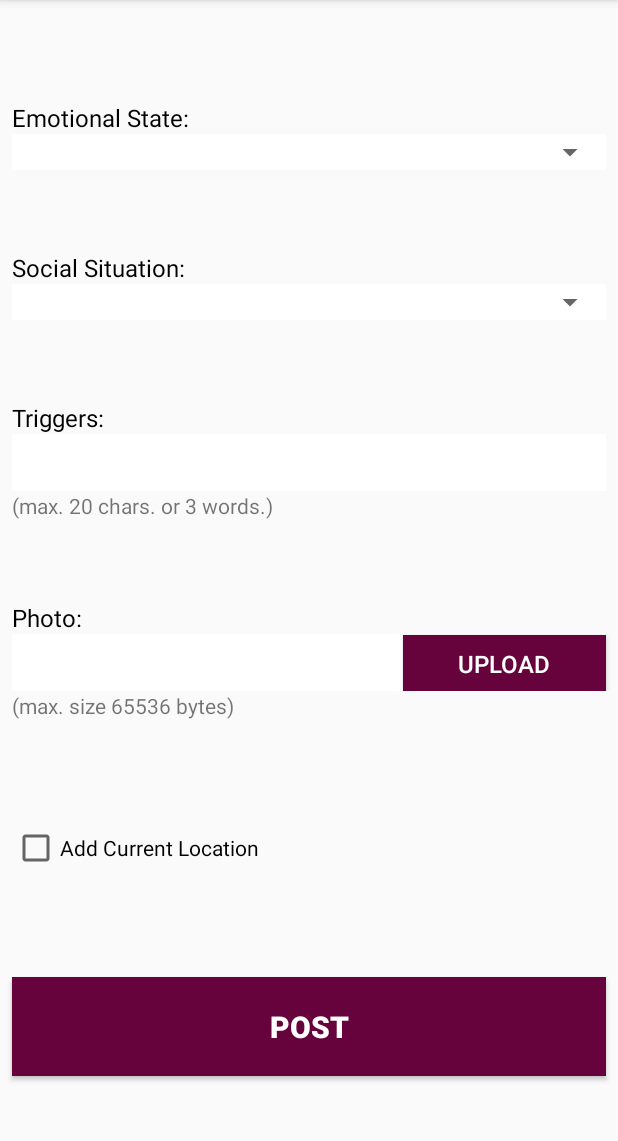
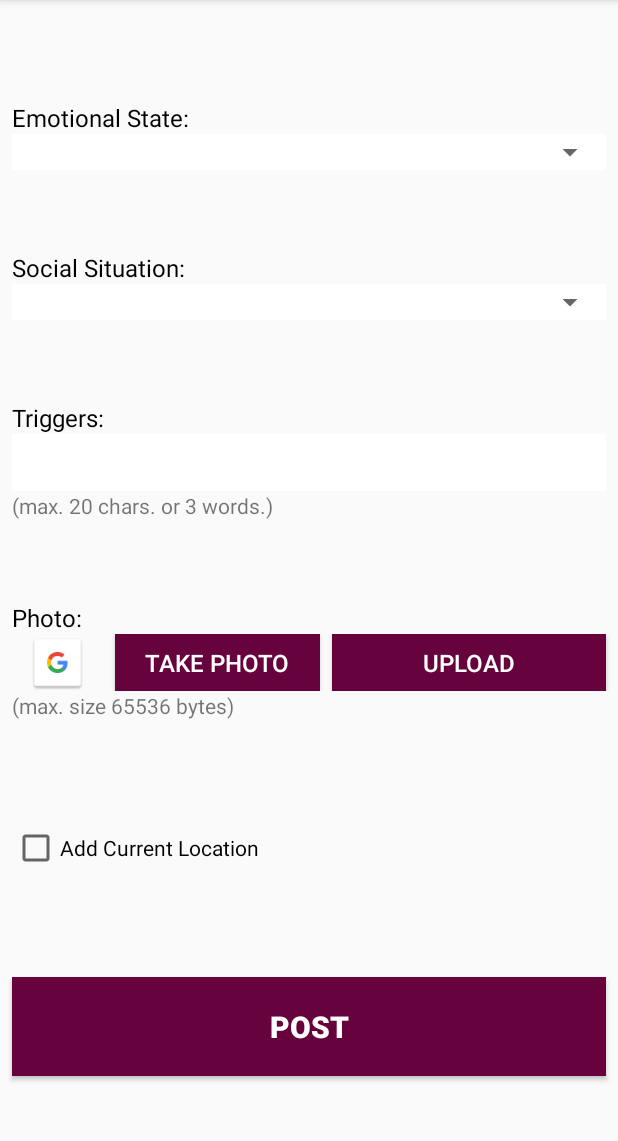
Before and after one commit to CMPUT301W17T22/MoodSwing, an Android app: the NewMoodEventActivity screen opened directly, with no data from a screen before it, after a tap on "UPLOAD", on a phone screen of 412 x 824 dp, the part 84-1225 px from its top. Run offline under Robolectric (Android 15) with nearby library versions, the phone set to English and light mode, and no system bars.

Commit message:
Beginnings of photo upload

```diff
--- a/app/src/main/AndroidManifest.xml
+++ b/app/src/main/AndroidManifest.xml
@@ -9,6 +9,7 @@
     -->
     <uses-permission android:name="android.permission.ACCESS_FINE_LOCATION" />
     <uses-permission android:name="android.permission.INTERNET" />
+    <uses-permission android:name="android.permission.WRITE_EXTERNAL_STORAGE" />
 
     <application
         android:allowBackup="true"
--- a/app/src/main/java/com/ualberta/cmput301w17t22/moodswing/NewMoodEventActivity.java
+++ b/app/src/main/java/com/ualberta/cmput301w17t22/moodswing/NewMoodEventActivity.java
@@ -4,9 +4,12 @@ import android.Manifest;
 import android.content.Context;
 import android.content.Intent;
 import android.content.pm.PackageManager;
+import android.database.Cursor;
+import android.graphics.BitmapFactory;
 import android.location.Location;
 import android.location.LocationListener;
 import android.location.LocationManager;
+import android.net.Uri;
 import android.provider.MediaStore;
 import android.support.v4.app.ActivityCompat;
 import android.support.v4.content.ContextCompat;
@@ -16,6 +19,7 @@ import android.view.View;
 import android.widget.Button;
 import android.widget.CheckBox;
 import android.widget.EditText;
+import android.widget.ImageView;
 import android.widget.Spinner;
 import android.widget.Toast;
 
@@ -26,17 +30,26 @@ import java.util.Date;
 import java.util.Objects;
 import java.util.regex.Pattern;
 
+import static android.R.attr.data;
+
 /**
  * Activity that lets user add a new mood event to their mood history.
  * Layout TODO:
  * Increase spinner height
+ *
+ * http://programmerguru.com/android-tutorial/how-to-pick-image-from-gallery/
+ * http://www.coderzheaven.com/2012/04/20/select-an-image-from-gallery-in-android-and-show-it-in-an-imageview/
  */
 
 public class NewMoodEventActivity extends AppCompatActivity {
     // need to add this view to moodswing application?
 
     // for camera
-    static final int REQUEST_IMAGE_CAPTURE = 1;
+    //static final int REQUEST_IMAGE_CAPTURE = 1;
+
+    // for photo selection
+    private static int RESULT_LOAD_IMG = 1;
+    String imgDecodableString;
 
     @Override
     protected void onCreate(Bundle savedInstanceState) {
@@ -51,21 +64,35 @@ public class NewMoodEventActivity extends AppCompatActivity {
 
         final Button newMoodEventPostButton = (Button) findViewById(R.id.newMoodEventPostButton);
         Button photoUploadButton = (Button) findViewById(R.id.photoUploadButton);
+        Button photoCaptureButton = (Button) findViewById(R.id.photoCaptureButton);
 
-        // use current date/time for MoodEvent
-        final Date moodDate = new Date();
+//        // use current date/time for MoodEvent
+//        final Date moodDate = new Date();
 
         // photo upload press. Need a real device to test this on
         // https://developer.android.com/training/camera/photobasics.html
         photoUploadButton.setOnClickListener(new View.OnClickListener(){
             @Override
             public void onClick(View v) {
+                // **Outdated for now
                 // take photo, need to check on real device
                 //dispatchTakePictureIntent();
+            uploadGalleryImage(v);
+
             }
         });
 
-        // Occurs when you press "Post" button. At the moment, just closes activity.
+        // on photo capture press. Will open the camera to take a picture
+        photoCaptureButton.setOnClickListener(new View.OnClickListener(){
+            @Override
+            public void onClick(View v) {
+
+            }
+        });
+
+
+
+        // Occurs when you press "Post" button
         newMoodEventPostButton.setOnClickListener(new View.OnClickListener() {
             @Override
             public void onClick(View v) {
@@ -132,17 +159,69 @@ public class NewMoodEventActivity extends AppCompatActivity {
         });
     }
 
+    // create and launch intent to view and select photo from gallery
+    public void uploadGalleryImage(View v){
+        Intent i = new Intent(Intent.ACTION_PICK,
+                android.provider.MediaStore.Images.Media.EXTERNAL_CONTENT_URI);
+        // Start the Intent
+        startActivityForResult(i, RESULT_LOAD_IMG);
+    }
+
+    // once user has selected a photo from gallery using Upload button
+    // currently not working
+    @Override
+    protected void onActivityResult(int requestCode, int resultCode, Intent data) {
+        super.onActivityResult(requestCode, resultCode, data);
+        try {
+            // When an Image is picked
+            if (requestCode == RESULT_LOAD_IMG && resultCode == RESULT_OK
+                    && null != data) {
+                // Get the Image from data
+
+                Uri selectedImage = data.getData();
+                String[] filePathColumn = { MediaStore.Images.Media.DATA };
+
+                // Get the cursor
+                // this doesn't work
+                Cursor cursor = getContentResolver().query(selectedImage,
+                        filePathColumn, null, null, null);
+
+                // Move to first row
+                cursor.moveToFirst();
+
+                int columnIndex = cursor.getColumnIndex(filePathColumn[0]);
+                imgDecodableString = cursor.getString(columnIndex);
+                cursor.close();
+
+                // get image view
+                ImageView imageView = (ImageView) findViewById(R.id.imageView_NewMoodEventActivity);
+                // Set the Image in ImageView after decoding the String
+                imageView.setImageBitmap(BitmapFactory
+                        .decodeFile(imgDecodableString));
 
 
+            } else {
+                Toast.makeText(this, "You haven't picked an image",
+                        Toast.LENGTH_LONG).show();
+            }
+        } catch (Exception e) {
+            Toast.makeText(this, "Something went wrong.", Toast.LENGTH_LONG)
+                    .show();
+        }
+
+    }
+
+
+    // **Outdated for now
     // for taking a picture
     // https://github.com/DroidNinja/Android-FilePicker
     // https://developer.android.com/training/camera/photobasics.html
-    private void dispatchTakePictureIntent() {
-        Intent takePictureIntent = new Intent(MediaStore.ACTION_IMAGE_CAPTURE);
-        if (takePictureIntent.resolveActivity(getPackageManager()) != null) {
-            startActivityForResult(takePictureIntent, REQUEST_IMAGE_CAPTURE);
-        }
-    }
+//    private void dispatchTakePictureIntent() {
+//        Intent takePictureIntent = new Intent(MediaStore.ACTION_IMAGE_CAPTURE);
+//        if (takePictureIntent.resolveActivity(getPackageManager()) != null) {
+//            startActivityForResult(takePictureIntent, REQUEST_IMAGE_CAPTURE);
+//        }
+//    }
 
     /**
      * Returns true if addCurrentLocationCheckBox is checked, and false otherwise.
--- a/app/src/main/res/layout/activity_new_mood_event.xml
+++ b/app/src/main/res/layout/activity_new_mood_event.xml
@@ -1,5 +1,6 @@
 <?xml version="1.0" encoding="utf-8"?>
 <LinearLayout xmlns:android="http://schemas.android.com/apk/res/android"
+    xmlns:app="http://schemas.android.com/apk/res-auto"
     android:orientation="vertical" android:layout_width="match_parent"
     android:layout_height="match_parent"
     android:weightSum="1">
@@ -61,11 +62,10 @@
             android:id="@+id/socialSituationSpinner"
             android:layout_width="match_parent"
             android:layout_height="wrap_content"
-            android:layout_marginStart="8dp"
             android:entries="@array/socialSituation_array"
             android:prompt="@string/socialSituation_prompt"
             android:popupBackground="#fff"
-            />
+            android:layout_alignParentStart="true" />
     </RelativeLayout>
 
 
@@ -120,22 +120,31 @@
         android:layout_height="38dp"
         android:orientation="horizontal">
 
-        <EditText
-            android:id="@+id/photoEditText"
+        <ImageView
+            android:id="@+id/imageView_NewMoodEventActivity"
             android:layout_width="wrap_content"
-            android:layout_height="match_parent"
-            android:layout_marginStart="8dp"
-            android:layout_weight="1"
-            android:background="#fff"
-            android:ems="10"
-            android:inputType="textPersonName" />
+            android:layout_height="wrap_content"
+            android:layout_weight="0.12"
+            app:srcCompat="@drawable/common_google_signin_btn_icon_light_normal" />
+
+        <Button
+            android:id="@+id/photoCaptureButton"
+            android:layout_width="wrap_content"
+            android:layout_height="wrap_content"
+            android:layout_marginEnd="8dp"
+            android:background="#66023C"
+            android:elevation="0dp"
+            android:text="@string/capture"
+            android:textColor="#fff"
+            android:textSize="16dp"
+            android:layout_weight="0.17" />
 
         <Button
             android:id="@+id/photoUploadButton"
             android:layout_width="wrap_content"
             android:layout_height="wrap_content"
             android:layout_marginEnd="8dp"
-            android:layout_weight="1"
+            android:layout_weight="0.40"
             android:background="#66023C"
             android:elevation="0dp"
             android:text="@string/upload"
--- a/app/src/main/res/values/strings.xml
+++ b/app/src/main/res/values/strings.xml
@@ -47,6 +47,7 @@
 
     <string name="socialSituation_prompt">Choose your social situation</string>
     <string name="edit">Edit</string>
+    <string name="capture">Take Photo</string>
 
 
 </resources>
```
Also changed, not shown: 65 other files.
